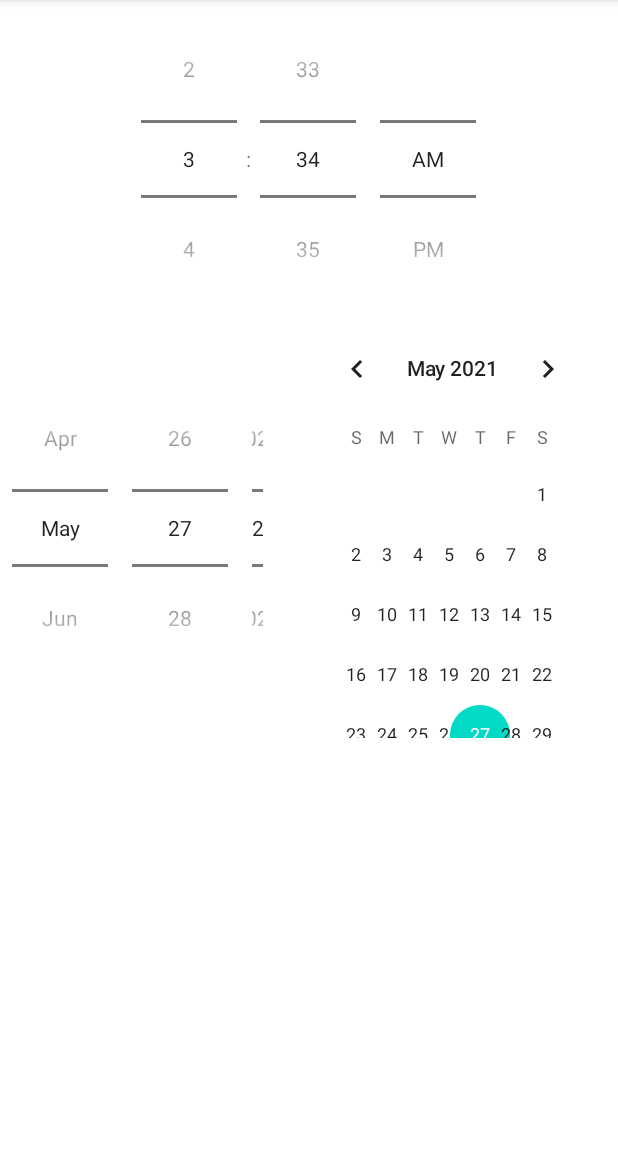
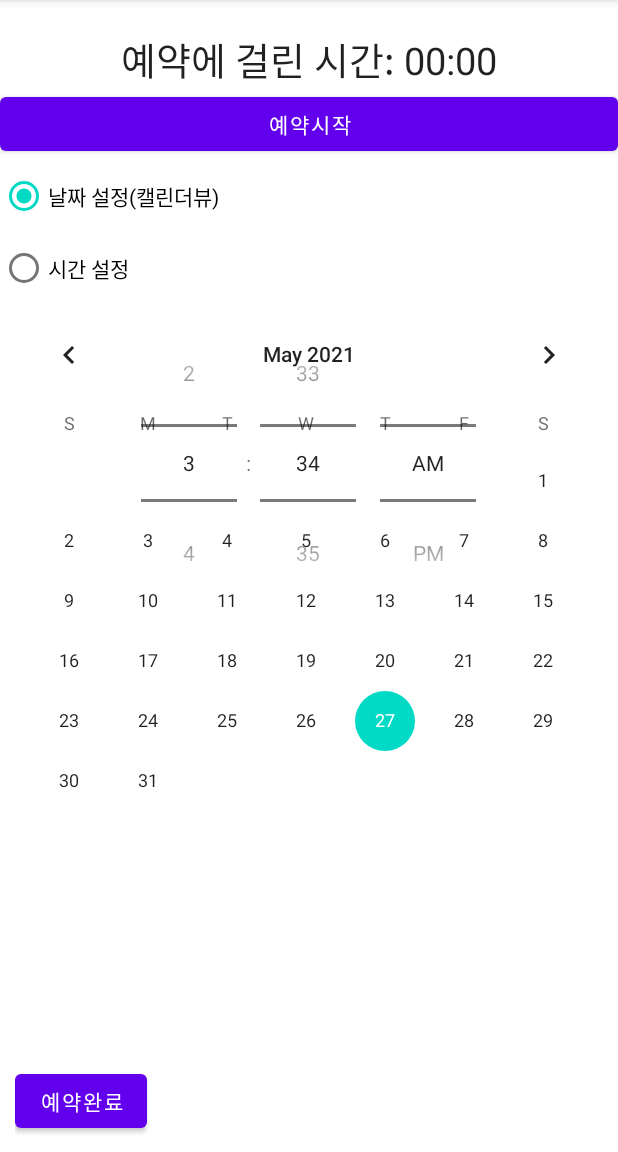
Before and after one commit to Ohminjung0804/android_Chapter6, an Android app: the screen it shows after launch (MainActivity), on a phone screen of 412 x 824 dp, the part 84-1236 px from its top. Run offline under Robolectric (Android 15) with nearby library versions, the phone set to English and light mode, and no system bars.

Commit message:
Completion Project 6_1 commit

```diff
--- a/app/src/main/java/kr/hs/emirim/w2009/chapter6_1/MainActivity.java
+++ b/app/src/main/java/kr/hs/emirim/w2009/chapter6_1/MainActivity.java
@@ -1,14 +1,88 @@
 package kr.hs.emirim.w2009.chapter6_1;
 
+import androidx.annotation.NonNull;
 import androidx.appcompat.app.AppCompatActivity;
 
+import android.graphics.Color;
 import android.os.Bundle;
+import android.os.SystemClock;
+import android.view.View;
+import android.widget.Button;
+import android.widget.CalendarView;
+import android.widget.Chronometer;
+import android.widget.RadioButton;
+import android.widget.RadioGroup;
+import android.widget.TextView;
+import android.widget.TimePicker;
 
 public class MainActivity extends AppCompatActivity {
-
+    Chronometer chrono1;
+    RadioGroup rg;
+    CalendarView calendar;
+    TimePicker time;
+    TextView textResult;
+    RadioButton radioCal, radioTime;
     @Override
     protected void onCreate(Bundle savedInstanceState) {
         super.onCreate(savedInstanceState);
-        setContentView(R.layout.ex6_3);
+        setContentView(R.layout.p6_1);
+
+        chrono1 = findViewById(R.id.chrono1);
+        rg = findViewById(R.id.rg);
+        calendar = findViewById(R.id.calendar);
+        time = findViewById(R.id.time_pick);
+        textResult = findViewById(R.id.text_result);
+        Button btnStart = findViewById(R.id.btn_start);
+        Button btnDone = findViewById(R.id.btn_done);
+
+        rg.setOnCheckedChangeListener(radioListener);
+        btnStart.setOnClickListener(btnListener);
+        btnDone.setOnClickListener(btnListener);
+        calendar.setOnDateChangeListener(calendarListener);
+
+
     }
+    RadioGroup.OnCheckedChangeListener radioListener = new RadioGroup.OnCheckedChangeListener() {
+        @Override
+        public void onCheckedChanged(RadioGroup group, int checkedId) {
+            calendar.setVisibility(View.INVISIBLE);
+            time.setVisibility(View.INVISIBLE);
+            switch(checkedId){
+                case R.id.radio_date:
+                    calendar.setVisibility(View.VISIBLE);
+                    break;
+                case R.id.radio_time:
+                    time.setVisibility(View.VISIBLE);
+                    break;
+            }
+        }
+    };
+    View.OnClickListener btnListener = new View.OnClickListener() {
+        @Override
+        public void onClick(View v) {
+            switch(v.getId()){
+                case R.id.btn_start:
+                    chrono1.setBase(SystemClock.elapsedRealtime());
+                    chrono1.start();
+                    chrono1.setTextColor(Color.RED);
+                    break;
+                case R.id.btn_done:
+                    chrono1.stop();
+                    chrono1.setTextColor(Color.BLUE);
+                    textResult.setText(y + "년 " + m + "월 "+ d + "일");
+                    textResult.append(time.getCurrentHour() + "시 " +time.getCurrentMinute() + "분 예약완료됨");
+                    break;
+            }
+        }
+    };
+    int y,m,d;
+    CalendarView.OnDateChangeListener calendarListener = new CalendarView.OnDateChangeListener() {
+        @Override
+        public void onSelectedDayChange(@NonNull CalendarView view, int year, int month, int dayOfMonth) {
+            y = year;
+            m = month;
+            d = dayOfMonth;
+        }
+    };
+
 }
--- /dev/null
+++ b/app/src/main/res/layout/p6_1.xml
@@ -0,0 +1,67 @@
+<?xml version="1.0" encoding="utf-8"?>
+<LinearLayout xmlns:android="http://schemas.android.com/apk/res/android"
+    android:orientation="vertical"
+    android:layout_width="match_parent"
+    android:layout_height="match_parent">
+    <Chronometer
+        android:id="@+id/chrono1"
+        android:layout_width="match_parent"
+        android:layout_height="wrap_content"
+        android:gravity="center_horizontal"
+        android:textSize="25sp"
+        android:layout_marginTop="20dp"
+        android:format="예약에 걸린 시간: %s"/>
+
+    <Button
+        android:id="@+id/btn_start"
+        android:layout_width="match_parent"
+        android:layout_height="wrap_content"
+        android:text="@string/btn_start"/>
+    <RadioGroup
+        android:id="@+id/rg"
+        android:layout_width="wrap_content"
+        android:layout_height="wrap_content">
+        <RadioButton
+            android:id="@+id/radio_date"
+            android:checked="true"
+            android:layout_width="wrap_content"
+            android:layout_height="wrap_content"
+            android:text="@string/radio_data"/>
+        <RadioButton
+            android:id="@+id/radio_time"
+            android:layout_width="wrap_content"
+            android:layout_height="wrap_content"
+            android:text="@string/radio_time"/>
+    </RadioGroup>
+    <FrameLayout
+        android:layout_width="match_parent"
+        android:layout_height="wrap_content">
+        <CalendarView
+            android:id="@+id/calendar"
+            android:layout_width="match_parent"
+            android:layout_height="wrap_content"/>
+        <TimePicker
+            android:id="@+id/time_pick"
+            android:layout_width="match_parent"
+            android:layout_height="wrap_content"
+            android:timePickerMode="spinner"/>
+    </FrameLayout>
+    <LinearLayout
+        android:orientation="horizontal"
+        android:gravity="bottom"
+        android:layout_marginBottom="10dp"
+        android:layout_marginLeft="10dp"
+        android:layout_width="match_parent"
+        android:layout_height="match_parent">
+        <Button
+            android:id="@+id/btn_done"
+            android:layout_width="wrap_content"
+            android:layout_height="wrap_content"
+            android:text="@string/btn_done"/>
+        <TextView
+            android:id="@+id/text_result"
+            android:layout_width="match_parent"
+            android:layout_height="wrap_content"/>
+    </LinearLayout>
+
+</LinearLayout>
--- a/app/src/main/res/values/strings.xml
+++ b/app/src/main/res/values/strings.xml
@@ -1,3 +1,7 @@
 <resources>
     <string name="app_name">Chapter6-1</string>
+    <string name="btn_start">예약시작</string>
+    <string name="btn_done">예약완료</string>
+    <string name="radio_data">날짜 설정(캘린더뷰)</string>
+    <string name="radio_time">시간 설정</string>
 </resources>
```
